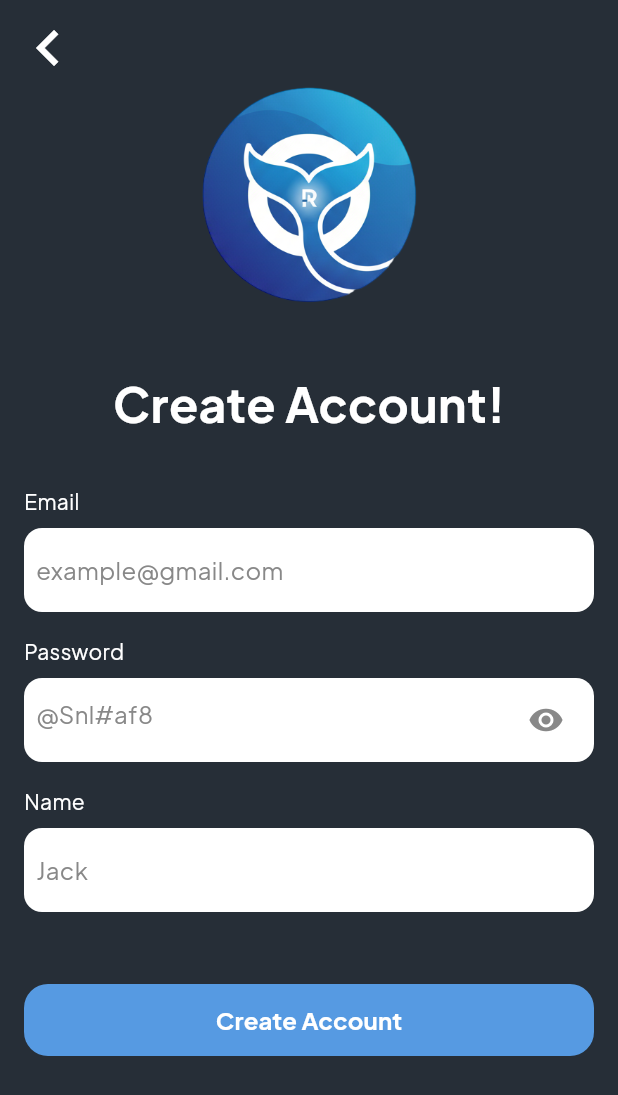
After one commit to zawhtetnaing10/orcal_ai_flutter, a Flutter app: the CreateAccountBody screen opened directly, on a phone screen of 412 x 824 dp. The commit adds this screen. Shown: the top 1095 px of the screen. Run offline on Flutter 3.47's test engine with Material 3 defaults, Android fonts, the phone set to English and light mode, and no system bars; our stand-ins replace cloud_firestore, dio, firebase_auth, firebase_core, flutter_bloc, go_router and 2 more; accounts and stored records are empty; generated files the repository leaves out were written again.

Commit message:
Create account api integration complete

```diff
--- /dev/null
+++ b/lib/actions/create_account_actions.dart
@@ -0,0 +1,25 @@
+sealed class CreateAccountActions {}
+
+class OnCreateAccountEmailChanged extends CreateAccountActions {
+  final String email;
+
+  OnCreateAccountEmailChanged(this.email);
+}
+
+class OnCreateAccountPasswordChanged extends CreateAccountActions {
+  final String password;
+
+  OnCreateAccountPasswordChanged(this.password);
+}
+
+class OnCreateAccountUserNameChanged extends CreateAccountActions {
+  final String userName;
+
+  OnCreateAccountUserNameChanged(this.userName);
+}
+
+class OnCreateAccountDismissDialog extends CreateAccountActions {}
+
+class OnTapCreateAccount extends CreateAccountActions {}
+
+class OnTapBack extends CreateAccountActions {}
--- a/lib/main.dart
+++ b/lib/main.dart
@@ -3,7 +3,7 @@ import 'package:go_router/go_router.dart';
 import 'package:orcal_ai_flutter/network/firebase/firebase_service.dart';
 import 'package:firebase_core/firebase_core.dart';
 import 'package:orcal_ai_flutter/screens/login_screen.dart';
-import 'package:orcal_ai_flutter/screens/register_screen.dart';
+import 'package:orcal_ai_flutter/screens/create_account_screen.dart';
 import 'package:orcal_ai_flutter/utils/routes.dart';
 import 'firebase_options.dart';
 
@@ -46,7 +46,7 @@ class MyApp extends StatelessWidget {
         pageBuilder: (context, state) {
           return CustomTransitionPage(
             key: state.pageKey,
-            child: const RegisterScreen(),
+            child: const CreateAccountScreen(),
             transitionsBuilder: (context, animation, secondaryAnimation, child) {
               return FadeTransition(
                 opacity: CurveTween(curve: Curves.easeInOut).animate(animation),
--- /dev/null
+++ b/lib/screens/create_account_screen.dart
@@ -0,0 +1,182 @@
+import 'package:flutter/material.dart';
+import 'package:flutter_bloc/flutter_bloc.dart';
+import 'package:go_router/go_router.dart';
+import 'package:orcal_ai_flutter/actions/create_account_actions.dart';
+import 'package:orcal_ai_flutter/blocs/create_account_bloc.dart';
+import 'package:orcal_ai_flutter/states/create_account_state.dart';
+import 'package:orcal_ai_flutter/utils/dimens.dart';
+import 'package:orcal_ai_flutter/utils/images.dart' show Images;
+import 'package:orcal_ai_flutter/utils/widget_utils.dart';
+
+import '../utils/colors.dart';
+import '../widgets/orcal_password_input.dart';
+import '../widgets/orcal_primary_button.dart';
+import '../widgets/orcal_textfield.dart';
+
+class CreateAccountScreen extends StatelessWidget {
+  const CreateAccountScreen({super.key});
+
+  @override
+  Widget build(BuildContext context) {
+    return BlocProvider(
+      create: (BuildContext context) => CreateAccountBloc(),
+      child: CreateAccountBody(),
+    );
+  }
+}
+
+class CreateAccountBody extends StatelessWidget {
+  const CreateAccountBody({super.key});
+
+  @override
+  Widget build(BuildContext context) {
+    return BlocListener<CreateAccountBloc, CreateAccountState>(
+      listenWhen: (previous, curr) => previous.event != curr.event,
+      listener: (context, state) {
+        switch (state.event) {
+          case CreateAccountEvents.initial:
+            break;
+          // Do Nothing
+          case CreateAccountEvents.showLoading:
+            showLoadingDialog(context);
+            break;
+          case CreateAccountEvents.dismissLoading:
+            Navigator.pop(context);
+            break;
+          case CreateAccountEvents.navigateBack:
+            Navigator.pop(context);
+            break;
+          case CreateAccountEvents.navigateToHome:
+            debugPrint("Navigate to home");
+            break;
+          case CreateAccountEvents.showError:
+            showErrorDialog(
+              context: context,
+              errorMessage: state.errorMessage,
+              onTapOk: () {
+                context.read<CreateAccountBloc>().onAction(
+                  OnCreateAccountDismissDialog(),
+                );
+              },
+            );
+            break;
+        }
+      },
+      child: Scaffold(
+        backgroundColor: kBackgroundColor,
+        appBar: AppBar(
+          backgroundColor: kBackgroundColor,
+          leading: IconButton(
+            onPressed: () {
+              context.pop();
+            },
+            icon: Icon(
+              Icons.chevron_left,
+              color: Colors.white,
+              size: kMarginXXLarge,
+            ),
+          ),
+        ),
+        body: SizedBox(
+          height: MediaQuery.of(context).size.height,
+          width: MediaQuery.of(context).size.width,
+          child: SingleChildScrollView(
+            child: Padding(
+              padding: EdgeInsets.symmetric(horizontal: kMarginMedium2),
+              child: Column(
+                crossAxisAlignment: CrossAxisAlignment.center,
+                children: [
+                  Image.asset(
+                    Images.kAppLogo,
+                    width: kLogoSize,
+                    height: kLogoSize,
+                  ),
+
+                  Padding(
+                    padding: EdgeInsets.only(top: kMargin40),
+                    child: Text(
+                      "Create Account!",
+                      style: TextStyle(
+                        fontWeight: FontWeight.bold,
+                        color: Colors.white,
+                        fontSize: kTextBig,
+                      ),
+                    ),
+                  ),
+
+                  /// Email
+                  Padding(
+                    padding: EdgeInsets.only(top: kMarginXLarge),
+                    child: SizedBox(
+                      width: double.infinity,
+                      child: OrcalTextField(
+                        label: "Email",
+                        hint: "example@gmail.com",
+                        onTextChanged: (email) {
+                          context.read<CreateAccountBloc>().onAction(
+                            OnCreateAccountEmailChanged(email),
+                          );
+                        },
+                      ),
+                    ),
+                  ),
+
+                  /// Password
+                  Padding(
+                    padding: EdgeInsets.only(top: kMarginMedium2),
+                    child: SizedBox(
+                      width: double.infinity,
+                      child: OrcalPasswordInput(
+                        label: "Password",
+                        hint: "@Snl#af8",
+                        onTextChanged: (password) {
+                          context.read<CreateAccountBloc>().onAction(
+                            OnCreateAccountPasswordChanged(password),
+                          );
+                        },
+                      ),
+                    ),
+                  ),
+
+                  /// Name
+                  Padding(
+                    padding: EdgeInsets.only(top: kMarginMedium2),
+                    child: SizedBox(
+                      width: double.infinity,
+                      child: OrcalTextField(
+                        label: "Name",
+                        hint: "Jack",
+                        onTextChanged: (userName) {
+                          context.read<CreateAccountBloc>().onAction(
+                            OnCreateAccountUserNameChanged(userName),
+                          );
+                        },
+                      ),
+                    ),
+                  ),
+
+                  /// Create Account Button
+                  Padding(
+                    padding: EdgeInsets.only(top: kMarginXXLarge),
+                    child: SizedBox(
+                      width: double.infinity,
+                      height: kMarginXXLarge,
+                      child: OrcalPrimaryButton(
+                        label: "Create Account",
+                        onPressed: () {
+                          context.read<CreateAccountBloc>().onAction(
+                            OnTapCreateAccount(),
+                          );
+                        },
+                      ),
+                    ),
+                  ),
+                ],
+              ),
+            ),
+          ),
+        ),
+      ),
+    );
+  }
+}
--- /dev/null
+++ b/lib/states/create_account_state.dart
@@ -0,0 +1,60 @@
+class CreateAccountState {
+  String email;
+  String password;
+  String userName;
+  CreateAccountEvents event;
+  String errorMessage;
+
+  CreateAccountState({
+    this.email = "",
+    this.password = "",
+    this.userName = "",
+    this.event = CreateAccountEvents.initial,
+    this.errorMessage = "",
+  });
+
+  @override
+  bool operator ==(Object other) =>
+      identical(this, other) ||
+      other is CreateAccountState &&
+          runtimeType == other.runtimeType &&
+          email == other.email &&
+          password == other.password &&
+          userName == other.userName &&
+          event == other.event &&
+          errorMessage == other.errorMessage;
+
+  @override
+  int get hashCode =>
+      Object.hash(email, password, userName, event, errorMessage);
+
+  @override
+  String toString() {
+    return 'CreateAccountState{email: $email, password: $password, userName: $userName, event: $event, errorMessage: $errorMessage}';
+  }
+
+  CreateAccountState copyWith({
+    String? email,
+    String? password,
+    String? userName,
+    CreateAccountEvents? event,
+    String? errorMessage,
+  }) {
+    return CreateAccountState(
+      email: email ?? this.email,
+      password: password ?? this.password,
+      userName: userName ?? this.userName,
+      event: event ?? this.event,
+      errorMessage: errorMessage ?? this.errorMessage,
+    );
+  }
+}
+
+enum CreateAccountEvents {
+  initial,
+  showLoading,
+  dismissLoading,
+  navigateBack,
+  navigateToHome,
+  showError,
+}
--- a/lib/utils/constants.dart
+++ b/lib/utils/constants.dart
@@ -1,4 +1,4 @@
-const kBaseUrl = "http://10.0.2.2";
+const kBaseUrl = "http://10.0.2.2:8080";
 const kEndpointRegister = "/register";
 const kEndpointBuildEmbeddings = "/build-embeddings";
 const kEndpointChat = "/chat";
```
Also changed, not shown: lib/blocs/create_account_bloc.dart (added, +71 -0 lines), lib/screens/login_screen.dart (+4 -25 lines), lib/screens/register_screen.dart (deleted, +0 -112 lines), lib/states/login_state.dart (+8 -1 lines), lib/utils/widget_utils.dart (added, +32 -0 lines), lib/network/orcal_api_client.g.dart.
